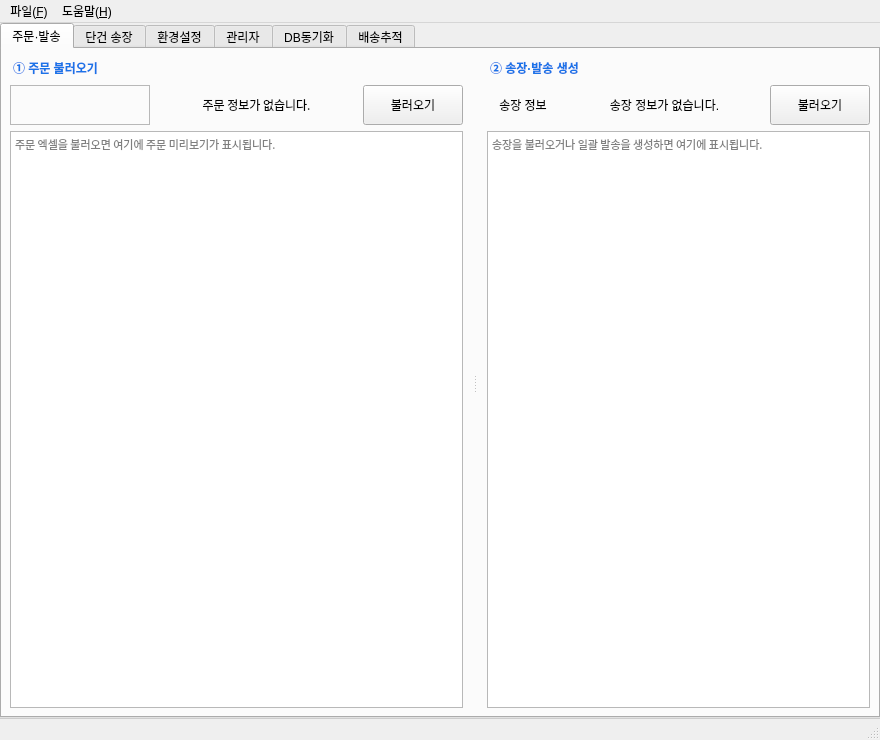
The window that ui/main_window.ui (Peanut0711/easy-fulfill) describes before a commit, drawn with Qt 5.
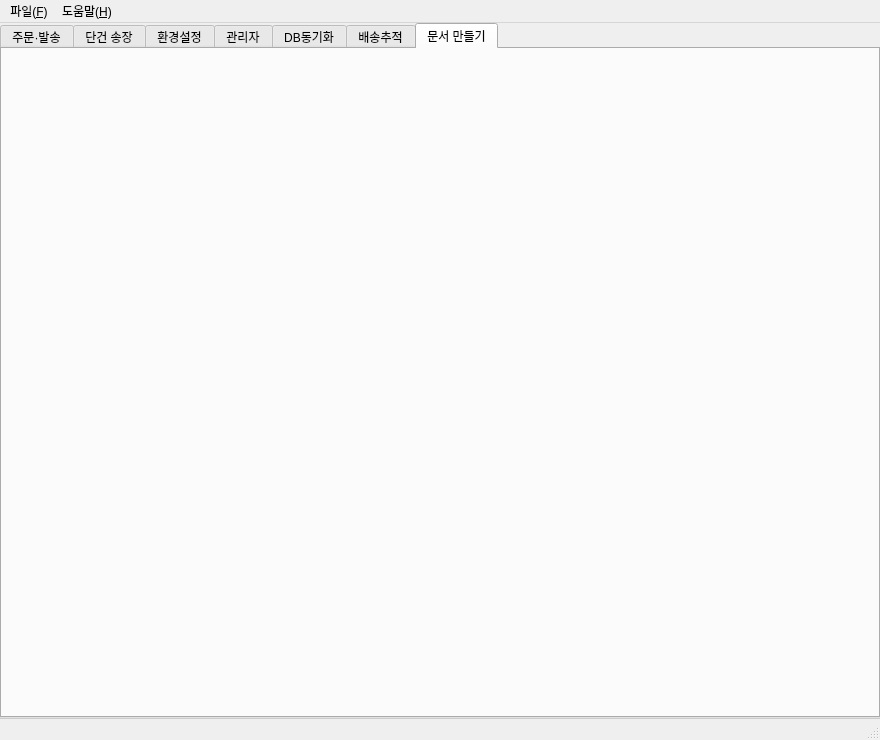
The same window after the commit. The open tabs and pages were chosen to show the change.

Commit message: feat(documents): 견적서·거래명세서 자동화 추가

Diff of the .ui file:
```diff
--- a/ui/main_window.ui
+++ b/ui/main_window.ui
@@ -1491,6 +1491,25 @@
         </item>
        </layout>
       </widget>
+      <widget class="QWidget" name="tab_documents">
+       <attribute name="title">
+        <string>문서 만들기</string>
+       </attribute>
+       <layout class="QVBoxLayout" name="verticalLayout_documents">
+        <property name="leftMargin">
+         <number>12</number>
+        </property>
+        <property name="topMargin">
+         <number>12</number>
+        </property>
+        <property name="rightMargin">
+         <number>12</number>
+        </property>
+        <property name="bottomMargin">
+         <number>12</number>
+        </property>
+       </layout>
+      </widget>
      </widget>
     </item>
    </layout>
```
The commit also changes 8 other files.
